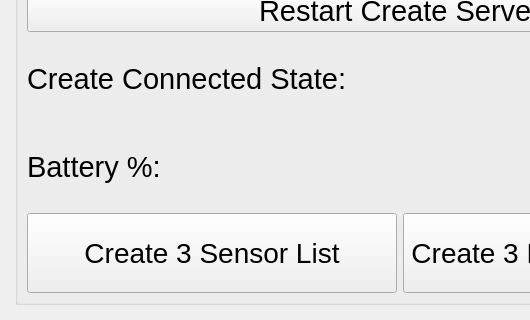
This is ui/Create3Widget.ui in kipr/botui as Qt 5 draws it before an edit; both pictures show x 0 to 530 and y 160 to 480 of the 800 by 480 pixel window. The edited form follows.
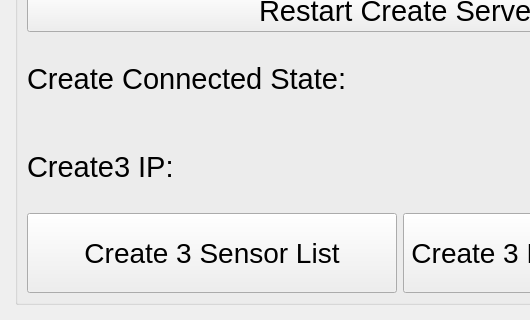
This is the edited form. Custom widgets are drawn as their Qt base class.

Commit message: Changed Battery % label to Create3 IP label and added process to get the Create3 IP that's connected to Wombat

Patch:
```diff
--- a/ui/Create3Widget.ui
+++ b/ui/Create3Widget.ui
@@ -105,7 +105,7 @@
               </font>
              </property>
              <property name="text">
-              <string>Battery %:</string>
+              <string>Create3 IP:</string>
              </property>
             </widget>
            </item>
```
Left out of the diff: 6 changed lines with no effect on the pictures. The commit also changes 2 other files.
